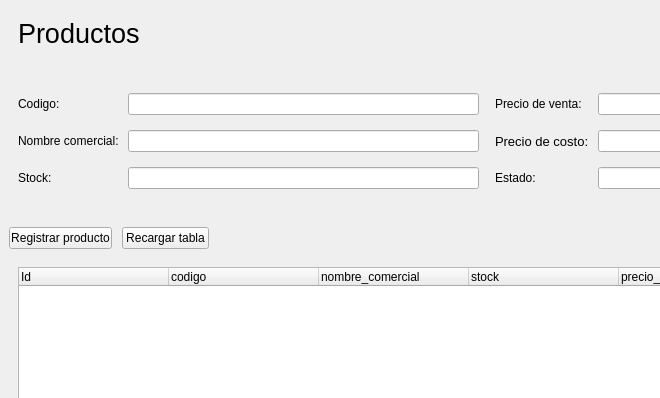
Before: the Qt Designer form ui/product.ui in CrisKroos25/proyecto1-BD-ll, drawn with Qt 5; both pictures show x 0 to 660 and y 0 to 398 of the 983 by 542 pixel window.
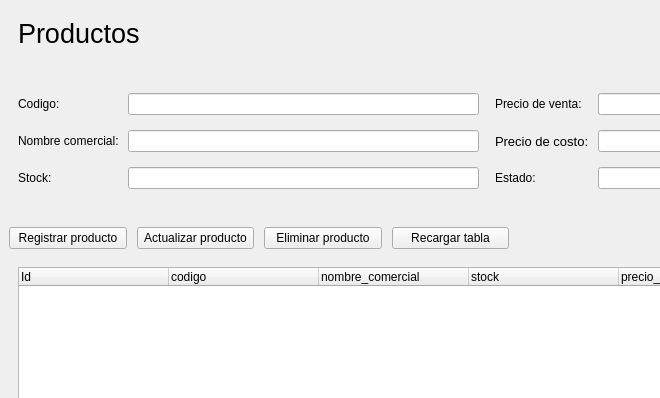
After: the same form once the commit is applied.

```diff
--- a/ui/product.ui
+++ b/ui/product.ui
@@ -200,11 +200,11 @@
         </layout>
        </widget>
       </item>
-      <item row="1" column="0">
+      <item row="2" column="0">
        <widget class="QFrame" name="function_frame">
         <property name="maximumSize">
          <size>
-          <width>200</width>
+          <width>500</width>
           <height>16777215</height>
          </size>
         </property>
@@ -237,6 +237,20 @@
            </property>
           </widget>
          </item>
+         <item>
+          <widget class="QPushButton" name="btn_actualizar">
+           <property name="text">
+            <string>Actualizar producto</string>
+           </property>
+          </widget>
+         </item>
+         <item>
+          <widget class="QPushButton" name="btn_eliminar">
+           <property name="text">
+            <string>Eliminar producto</string>
+           </property>
+          </widget>
+         </item>
          <item>
           <widget class="QPushButton" name="reload">
            <property name="text">
@@ -247,7 +261,7 @@
         </layout>
        </widget>
       </item>
-      <item row="2" column="0">
+      <item row="3" column="0">
        <widget class="QFrame" name="result_frame">
         <property name="frameShape">
          <enum>QFrame::NoFrame</enum>
```
